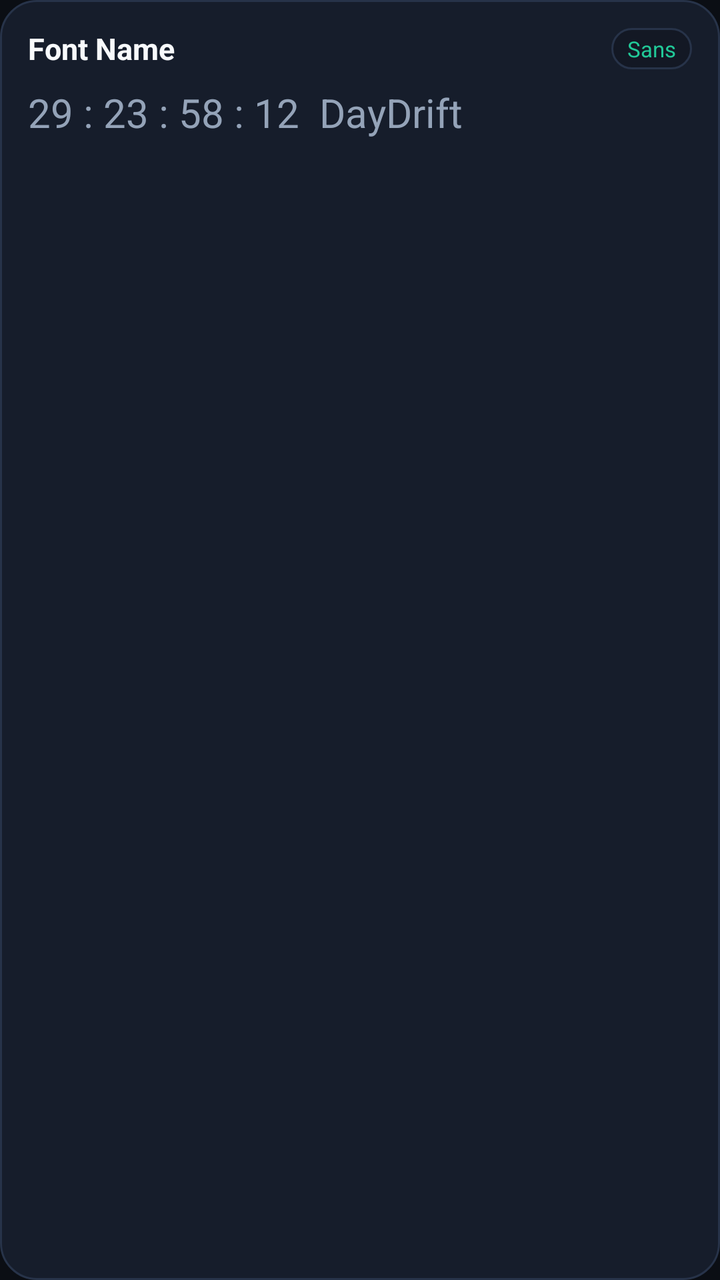
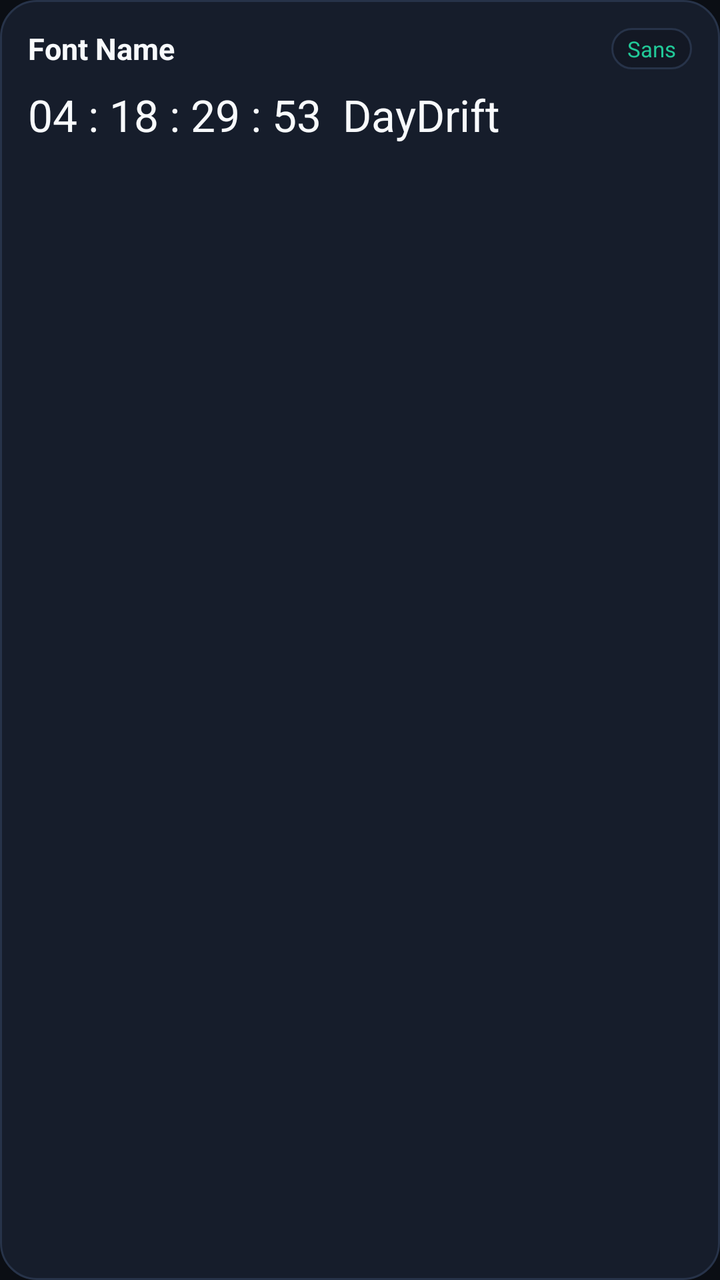

Two renders of the same Android screen: before a commit and after it. Below are the layout's source before the change and the commit's diff.
<!-- AndroidManifest.xml: application theme Theme.DayDrift -->
<!-- res/layout/item_font.xml -->
<?xml version="1.0" encoding="utf-8"?>
<LinearLayout xmlns:android="http://schemas.android.com/apk/res/android"
    android:id="@+id/cardFontItem"
    android:layout_width="match_parent"
    android:layout_height="wrap_content"
    android:orientation="vertical"
    android:background="@drawable/bg_card"
    android:padding="14dp"
    android:layout_marginBottom="10dp">

    <LinearLayout
        android:layout_width="match_parent"
        android:layout_height="wrap_content"
        android:orientation="horizontal"
        android:gravity="center_vertical"
        android:layout_marginBottom="8dp">

        <TextView
            android:id="@+id/tvFontName"
            android:layout_width="0dp"
            android:layout_height="wrap_content"
            android:layout_weight="1"
            android:text="Font Name"
            android:textColor="@color/text_primary"
            android:textSize="15sp"
            android:textStyle="bold" />

        <TextView
            android:id="@+id/tvFontCategory"
            android:layout_width="wrap_content"
            android:layout_height="wrap_content"
            android:text="Sans"
            android:textColor="@color/primary"
            android:textSize="11sp"
            android:background="@drawable/bg_pill"
            android:paddingStart="8dp"
            android:paddingEnd="8dp"
            android:paddingTop="3dp"
            android:paddingBottom="3dp" />
    </LinearLayout>

    <TextView
        android:id="@+id/tvFontPreview"
        android:layout_width="match_parent"
        android:layout_height="wrap_content"
        android:text="29 : 23 : 58 : 12  DayDrift"
        android:textColor="@color/text_secondary"
        android:textSize="20sp" />

</LinearLayout>
<!-- resources referenced by this layout -->
<resources>
  <color name="primary">#21C998</color>
  <color name="text_primary">#F8FAFC</color>
  <color name="text_secondary">#94A3B8</color>
  <!-- drawable bg_card (drawable) -->
  <?xml version="1.0" encoding="utf-8"?>
  <shape xmlns:android="http://schemas.android.com/apk/res/android"
      android:shape="rectangle">
      <solid android:color="@color/bg_surface_card" />
      <stroke android:width="1dp" android:color="@color/border_card" />
      <corners android:radius="18dp" />
  </shape>
  <!-- drawable bg_pill (drawable) -->
  <?xml version="1.0" encoding="utf-8"?>
  <shape xmlns:android="http://schemas.android.com/apk/res/android"
      android:shape="rectangle">
      <solid android:color="@color/bg_surface" />
      <stroke android:width="1dp" android:color="@color/border_card" />
      <corners android:radius="24dp" />
  </shape>
  <style name="Theme.DayDrift" parent="Theme.Material3.Dark.NoActionBar">
          <item name="colorPrimary">@color/primary</item>
          <item name="colorPrimaryVariant">@color/primary_variant</item>
          <item name="colorSecondary">@color/secondary</item>
          <item name="colorSecondaryVariant">@color/secondary_variant</item>
          <item name="android:windowBackground">@color/bg_dark</item>
          <item name="android:colorBackground">@color/bg_dark</item>
          <item name="colorSurface">@color/bg_surface</item>
          <item name="colorSurfaceVariant">@color/bg_surface_card</item>
          <item name="colorOnSurface">@color/text_primary</item>
          <item name="colorOnPrimary">@color/bg_dark</item>
          <item name="android:statusBarColor">@color/bg_dark</item>
          <item name="android:navigationBarColor">@color/bg_dark</item>
          <item name="android:windowLightStatusBar">false</item>
          <item name="android:windowAnimationStyle">@style/DayDriftAnimation.Activity</item>
      </style>
  <color name="bg_surface_card">#161D2B</color>
  <color name="border_card">#273349</color>
  <color name="bg_surface">#131824</color>
  <color name="primary_variant">#16A37A</color>
  <color name="secondary">#6366F1</color>
  <color name="secondary_variant">#4F46E5</color>
  <color name="bg_dark">#0B0E14</color>
  <style name="DayDriftAnimation.Activity" parent="@android:style/Animation.Activity">
          <item name="android:activityOpenEnterAnimation">@anim/slide_in_right</item>
          <item name="android:activityOpenExitAnimation">@anim/slide_out_left</item>
          <item name="android:activityCloseEnterAnimation">@anim/slide_in_left</item>
          <item name="android:activityCloseExitAnimation">@anim/slide_out_right</item>
      </style>
</resources>

<!-- the commit's change to res/layout/item_font.xml (unified diff, before → after) -->
@@ -43,8 +43,8 @@
         android:id="@+id/tvFontPreview"
         android:layout_width="match_parent"
         android:layout_height="wrap_content"
-        android:text="29 : 23 : 58 : 12  DayDrift"
-        android:textColor="@color/text_secondary"
-        android:textSize="20sp" />
+        android:text="04 : 18 : 29 : 53  DayDrift"
+        android:textColor="@color/text_primary"
+        android:textSize="22sp" />
 
 </LinearLayout>
<!-- resource entries referenced after the edit -->
@@ -2,7 +2,6 @@
 <resources>
   <color name="primary">#21C998</color>
   <color name="text_primary">#F8FAFC</color>
-  <color name="text_secondary">#94A3B8</color>
   <!-- drawable bg_card (drawable) -->
   <?xml version="1.0" encoding="utf-8"?>
   <shape xmlns:android="http://schemas.android.com/apk/res/android"
